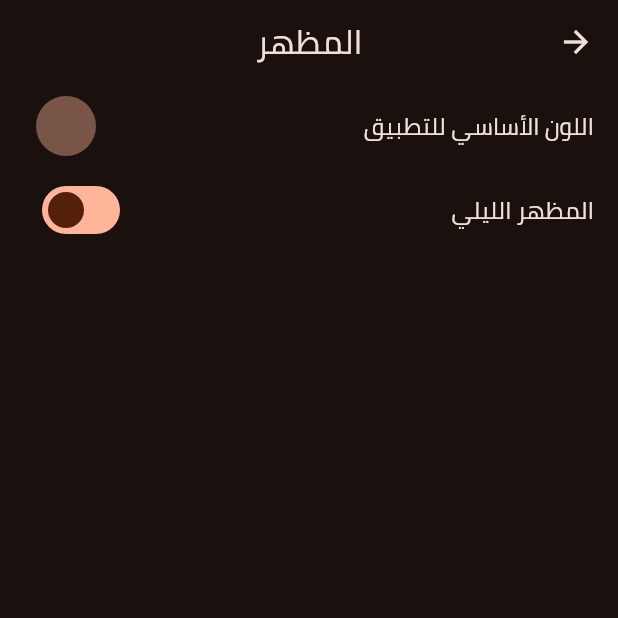
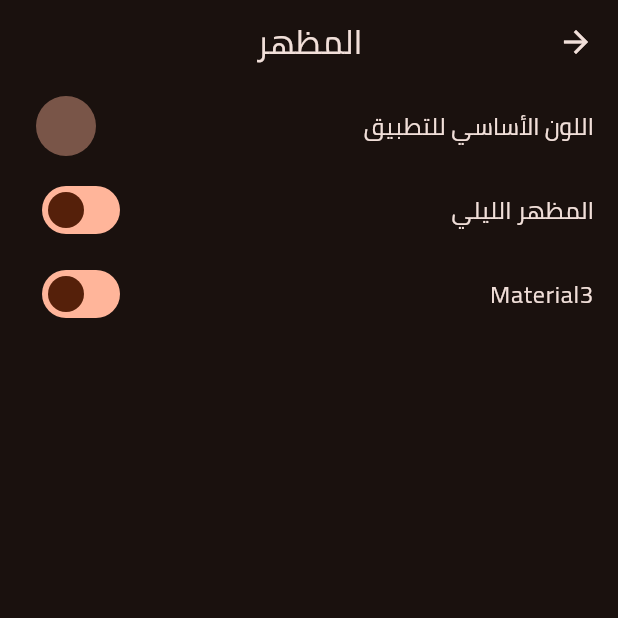
Before and after one commit to muslimpack/Al-Azkar, a Flutter app: the ThemeScreen screen opened directly, on a phone screen of 412 x 824 dp, the top half of it. Run offline on Flutter 3.47's test engine with Material 2 defaults, Android fonts, the phone set to English and light mode, and no system bars; our stand-ins replace bloc, dotted_border, equatable, flutter_bloc, flutter_colorpicker, fluttertoast and 5 more; accounts and stored records are empty.

Commit message:
Theme useMaterial3

```diff
--- a/alazkar/lib/src/app.dart
+++ b/alazkar/lib/src/app.dart
@@ -30,7 +30,7 @@ class MyApp extends StatelessWidget {
                 brightness: state.brightness,
               ),
               fontFamily: "Cairo",
-              useMaterial3: true,
+              useMaterial3: state.useMaterial3,
             ),
             localizationsDelegates: const [
               GlobalCupertinoLocalizations.delegate,
--- a/alazkar/lib/src/core/inputs/user_number_field.dart
+++ b/alazkar/lib/src/core/inputs/user_number_field.dart
@@ -23,7 +23,7 @@ class UserNumberField extends StatelessWidget {
         controller: controller,
         keyboardType: TextInputType.number,
         inputFormatters: <TextInputFormatter>[
-          FilteringTextInputFormatter.digitsOnly
+          FilteringTextInputFormatter.digitsOnly,
         ],
         onChanged: onChange,
         decoration: customInputDecorator.copyWith(hintText: hintText),
--- a/alazkar/lib/src/features/search/presentation/components/search_app_bar.dart
+++ b/alazkar/lib/src/features/search/presentation/components/search_app_bar.dart
@@ -67,7 +67,7 @@ class _SearchAppBarState extends State<SearchAppBar> {
 
             context.read<SearchCubit>().search("");
           },
-        )
+        ),
       ],
     );
   }
--- a/alazkar/lib/src/features/search/presentation/components/search_card.dart
+++ b/alazkar/lib/src/features/search/presentation/components/search_card.dart
@@ -36,7 +36,7 @@ class SearchCard extends StatelessWidget {
                   ),
                 ),
               );
-            })
+            }),
           ],
         ),
       ),
--- a/alazkar/lib/src/features/search/presentation/controller/cubit/search_cubit.dart
+++ b/alazkar/lib/src/features/search/presentation/controller/cubit/search_cubit.dart
@@ -66,7 +66,7 @@ class SearchCubit extends Cubit<SearchState> {
         .toList();
 
     final Map<int, ZikrTitle> titleMap = {
-      for (final title in allTitlesWithFavorite) title.id: title
+      for (final title in allTitlesWithFavorite) title.id: title,
     };
 
     // Start to handle  Result
--- a/alazkar/lib/src/features/share_as_image/presentation/components/image_builder.dart
+++ b/alazkar/lib/src/features/share_as_image/presentation/components/image_builder.dart
@@ -49,7 +49,7 @@ class ImageBuilder extends StatelessWidget {
                 height: 40,
                 color: Colors.brown.shade900,
               ),
-              _footer()
+              _footer(),
             ],
           ],
         ),
--- a/alazkar/lib/src/features/share_as_image/presentation/controller/share_as_image/share_as_image_state.dart
+++ b/alazkar/lib/src/features/share_as_image/presentation/controller/share_as_image/share_as_image_state.dart
@@ -86,7 +86,7 @@ class ShareAsImageLoadedState extends ShareAsImageState {
               height: 2,
             ),
           ),
-        ]
+        ],
       ],
     );
   }
@@ -126,7 +126,7 @@ class ShareAsImageLoadedState extends ShareAsImageState {
         width,
         textColor,
         backgroundColor,
-        transformationController
+        transformationController,
       ];
 }
 
--- a/alazkar/lib/src/features/theme/presentation/controller/cubit/theme_cubit.dart
+++ b/alazkar/lib/src/features/theme/presentation/controller/cubit/theme_cubit.dart
@@ -11,6 +11,7 @@ class ThemeCubit extends Cubit<ThemeState> {
           ThemeState(
             brightness: ThemeStorage.getBrightness(),
             color: ThemeStorage.getColor(),
+            useMaterial3: ThemeStorage.getUseMaterial3(),
           ),
         );
 
@@ -19,6 +20,11 @@ class ThemeCubit extends Cubit<ThemeState> {
     emit(state.copyWith(brightness: brightness));
   }
 
+  Future<void> changeUseMaterial3(bool useMaterial3) async {
+    await ThemeStorage.setUseMaterial3(useMaterial3);
+    emit(state.copyWith(useMaterial3: useMaterial3));
+  }
+
   Future<void> changeColor(Color color) async {
     await ThemeStorage.setColor(color);
     emit(state.copyWith(color: color));
--- a/alazkar/lib/src/features/theme/presentation/controller/cubit/theme_state.dart
+++ b/alazkar/lib/src/features/theme/presentation/controller/cubit/theme_state.dart
@@ -4,18 +4,25 @@ part of 'theme_cubit.dart';
 class ThemeState extends Equatable {
   final Color color;
   final Brightness brightness;
-  const ThemeState({required this.color, required this.brightness});
+  final bool useMaterial3;
+  const ThemeState({
+    required this.color,
+    required this.brightness,
+    required this.useMaterial3,
+  });
 
   @override
-  List<Object> get props => [color, brightness];
+  List<Object> get props => [color, brightness, useMaterial3];
 
   ThemeState copyWith({
     Color? color,
     Brightness? brightness,
+    bool? useMaterial3,
   }) {
     return ThemeState(
       color: color ?? this.color,
       brightness: brightness ?? this.brightness,
+      useMaterial3: useMaterial3 ?? this.useMaterial3,
     );
   }
 }
--- a/alazkar/lib/src/features/theme/presentation/screens/theme_screen.dart
+++ b/alazkar/lib/src/features/theme/presentation/screens/theme_screen.dart
@@ -70,6 +70,13 @@ class ThemeScreen extends StatelessWidget {
                   }
                 },
               ),
+              SwitchListTile(
+                value: state.useMaterial3,
+                title: const Text("Material3"),
+                onChanged: (value) {
+                  context.read<ThemeCubit>().changeUseMaterial3(value);
+                },
+              ),
             ],
           ),
         );
--- a/alazkar/lib/src/features/zikr_content_viewer/presentation/components/zikr_item_card.dart
+++ b/alazkar/lib/src/features/zikr_content_viewer/presentation/components/zikr_item_card.dart
@@ -56,7 +56,7 @@ class ZikrItemCard extends StatelessWidget {
               ),
               if (zikr.fadl.isNotEmpty) ...[
                 const SizedBox(height: 50),
-              ]
+              ],
             ],
           ),
         ],
```
Also changed, not shown: alazkar/lib/src/features/theme/domain/repository/theme_storage.dart (+9 -0 lines).
